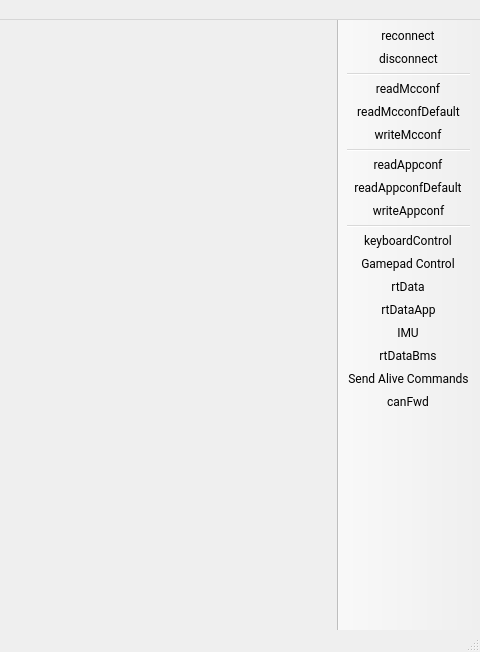
Qt form mainwindow.ui (vedderb/vesc_tool) before a commit; both pictures show x 779 to 1259 and y 0 to 652 of the 1259 by 652 pixel window.
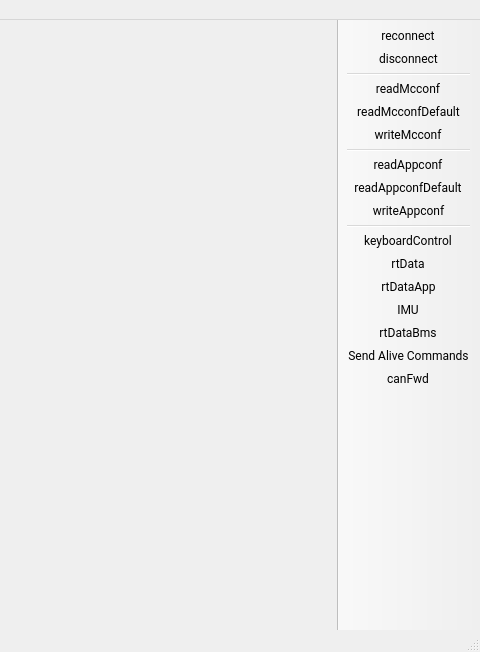
The same form after that commit. Icons and pictures are not drawn. Custom widgets are drawn as their Qt base class.

```diff
--- a/mainwindow.ui
+++ b/mainwindow.ui
@@ -589,7 +589,6 @@
    <addaction name="actionWriteAppconf"/>
    <addaction name="separator"/>
    <addaction name="actionKeyboardControl"/>
-   <addaction name="actionGamepadControl"/>
    <addaction name="actionRtData"/>
    <addaction name="actionRtDataApp"/>
    <addaction name="actionIMU"/>
@@ -1112,17 +1111,6 @@
     <string>Stream BMS realtime data</string>
    </property>
   </action>
-  <action name="actionGamepadControl">
-   <property name="checkable">
-    <bool>true</bool>
-   </property>
-   <property name="text">
-    <string>Gamepad Control</string>
-   </property>
-   <property name="toolTip">
-    <string>Use Gamepad Control</string>
-   </property>
-  </action>
   <action name="actionParameterEditorCustomConf0">
    <property name="text">
     <string>Parameter Editor Custom Conf 0</string>
```
Left out of the diff: 28 changed lines with no effect on the pictures.
